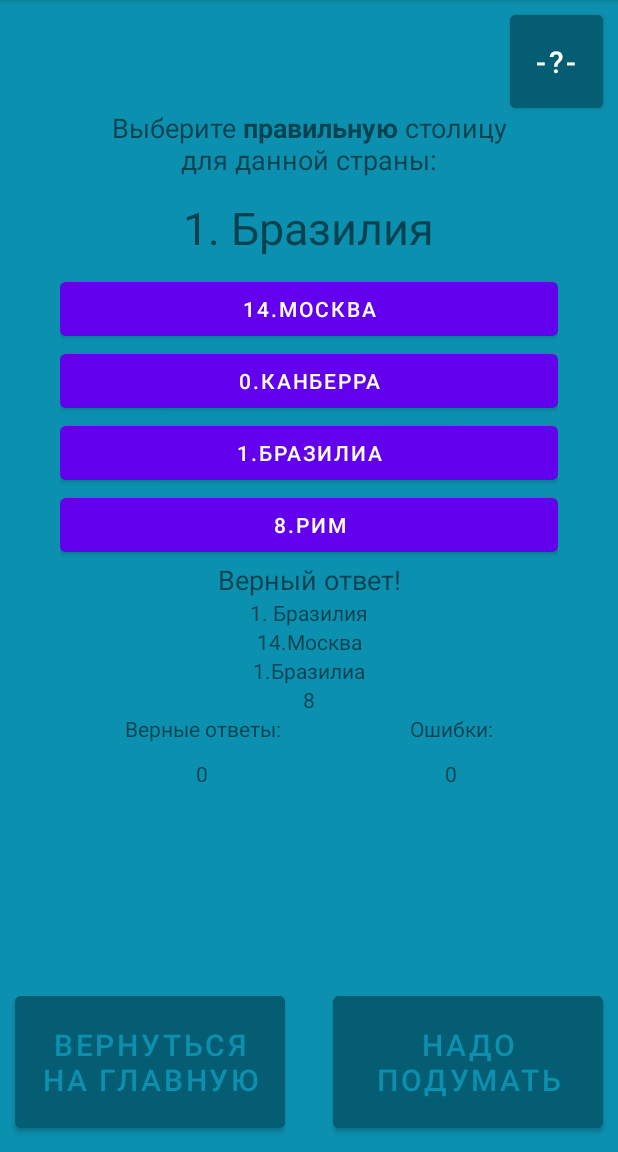
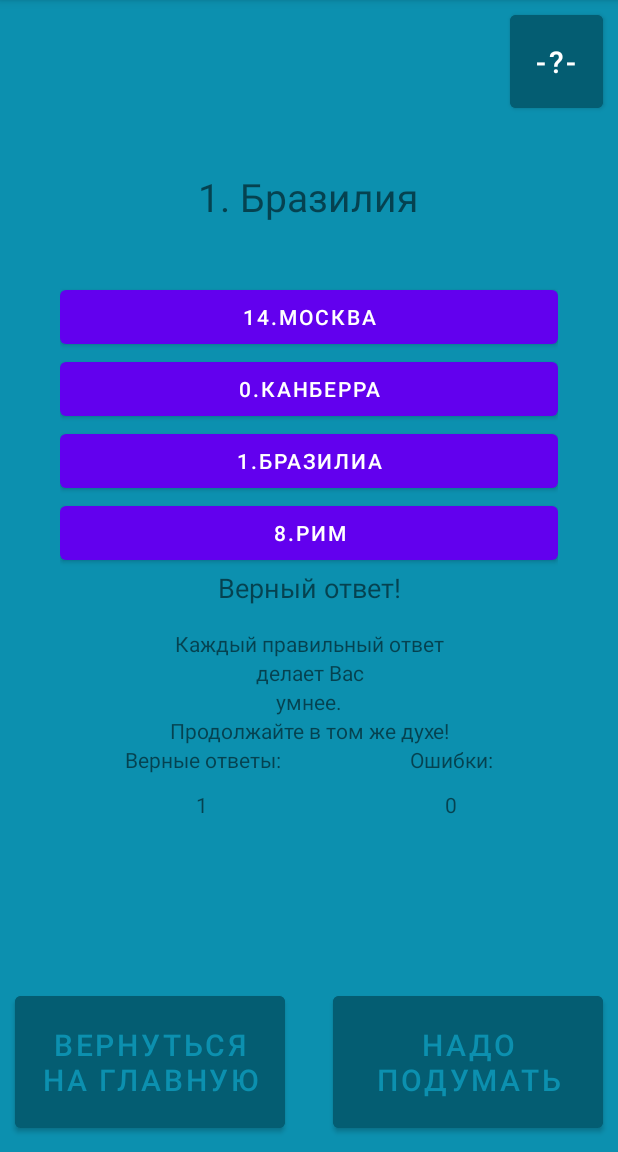
Before and after one commit to Mike-Tigrov/CapitalCountry, an Android app: the Tren_2 screen opened directly, with no data from a screen before it, after a tap on "0.КАНБЕРРА", on a phone screen of 412 x 824 dp, the part 84-1236 px from its top. Run offline under Robolectric (Android 15) with nearby library versions, the phone set to English and light mode, and no system bars.

Commit message:
Add countries and capitals to level 1, add some text.

```diff
--- a/app/src/main/res/layout/activity_tren_2.xml
+++ b/app/src/main/res/layout/activity_tren_2.xml
@@ -56,25 +56,13 @@
     <TextView
         android:id="@+id/roll_text"
         android:layout_width="359dp"
-        android:layout_height="49dp"
-        android:layout_marginTop="5dp"
+        android:layout_height="102dp"
+        android:layout_marginTop="80dp"
+
         android:gravity="center"
-
-        android:textSize="30sp"
+        android:textSize="26sp"
         app:layout_constraintEnd_toEndOf="parent"
         app:layout_constraintHorizontal_bias="0.498"
-        app:layout_constraintStart_toStartOf="parent"
-        app:layout_constraintTop_toBottomOf="@+id/textView9" />
-
-    <TextView
-        android:id="@+id/textView9"
-        android:layout_width="280dp"
-        android:layout_height="52dp"
-        android:layout_marginTop="70dp"
-        android:gravity="center"
-        android:text="@string/question_general_text"
-        android:textSize="18sp"
-        app:layout_constraintEnd_toEndOf="parent"
         app:layout_constraintStart_toStartOf="parent"
         app:layout_constraintTop_toTopOf="parent" />
 
@@ -112,7 +100,7 @@
         <TextView
             android:id="@+id/answerCheck"
             android:layout_width="match_parent"
-            android:layout_height="wrap_content"
+            android:layout_height="40dp"
 
             android:textAlignment="center"
             android:textSize="18sp" />
--- a/app/src/main/res/values/countries.xml
+++ b/app/src/main/res/values/countries.xml
@@ -20,9 +20,4 @@
     <string name="country_Turkey_17">17. Турция</string>
     <string name="country_France_18">18. Франция</string>
     <string name="country_Japan_19">19. Япония</string>
-
-
-
-
-
 </resources>
--- a/app/src/main/res/values/strings.xml
+++ b/app/src/main/res/values/strings.xml
@@ -26,6 +26,11 @@
     <string name="incorrect_answer">Нам жаль, но вы ошиблись...</string>
     <string name="prompt_country">Правильная столица страны:</string>
     <string name="prompt_country_eto"> - это: </string>
+
+    <string name="correct_answer_1">Каждый правильный ответ</string>
+    <string name="correct_answer_2">делает Вас</string>
+    <string name="correct_answer_3">умнее.</string>
+    <string name="correct_answer_4">Продолжайте в том же духе!</string>
 
     <string name="correct_toast">Верный ответ!</string>
     <string name="incorrect_toast">Подумайте ещё.</string>
```
Also changed, not shown: app/src/main/java/mike/kor/capitalcountry/Tren_2.java (+98 -21 lines).
